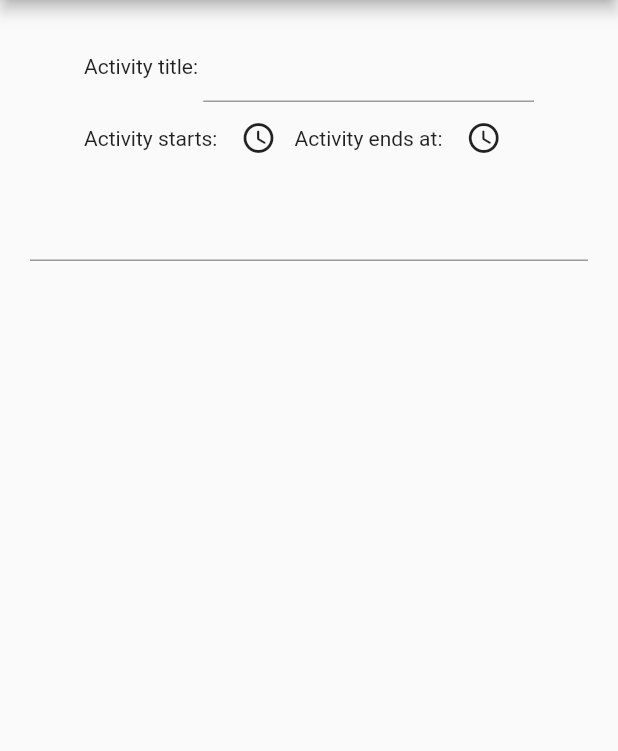
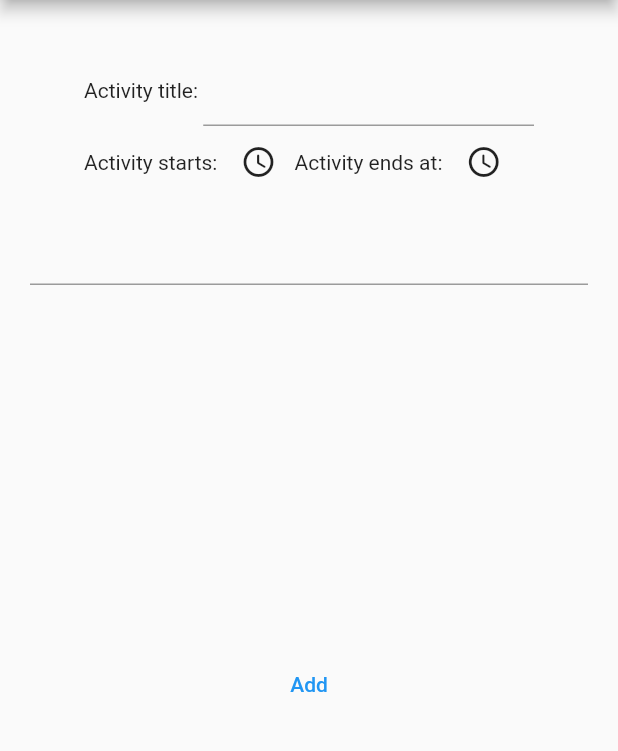
Before and after one commit to MahmoodAhmed-SE/time_planner, a Flutter app: the screen it shows after launch, on a phone screen of 412 x 824 dp, the part 84-835 px from its top. Run offline on Flutter 3.47's test engine with Material 2 defaults, Android fonts, the phone set to English and light mode, and no system bars.

Commit message:
added some basic setting activities logic

```diff
--- /dev/null
+++ b/lib/models/activity.dart
@@ -0,0 +1,15 @@
+import 'package:flutter/material.dart' show TimeOfDay;
+
+class Activity {
+  final String title;
+  final String details;
+  final TimeOfDay startingTime;
+  final TimeOfDay endingTime;
+
+  const Activity({
+    required this.title,
+    this.details = "No details",
+    required this.startingTime,
+    required this.endingTime,
+  });
+}
--- /dev/null
+++ b/lib/view/components/activity_adder/activity_adder.dart
@@ -0,0 +1,55 @@
+import 'package:flutter/material.dart';
+import 'package:time_planner/models/activity.dart';
+
+import 'package:time_planner/view/components/activity_adder/activity_details.dart';
+import 'package:time_planner/view/components/activity_adder/activity_submission.dart';
+import 'package:time_planner/view/components/activity_adder/activity_timeframe.dart';
+import 'package:time_planner/view/components/activity_adder/activity_title.dart';
+
+class ActivityAdder extends StatefulWidget {
+  const ActivityAdder({super.key});
+
+  @override
+  State<ActivityAdder> createState() => _ActivityAdderState();
+}
+
+class _ActivityAdderState extends State<ActivityAdder> {
+  final List<Activity> activities = [];
+
+  String? title;
+  String? details;
+  TimeOfDay? startingTime;
+  TimeOfDay? endingTime;
+
+  Activity? activity;
+
+  void addTitle(String inputTitle) {
+    title = inputTitle;
+  }
+  void addDetails(String inputDetails) {
+    details = inputDetails;
+  }
+  void addTimeframes(TimeOfDay inputStartingTime, TimeOfDay inputEndingTime) {
+    startingTime = inputStartingTime;
+    endingTime = inputEndingTime;
+  }
+
+  void addActivity() {
+    //TODO: validate null-able vars..
+    activity = Activity(title: title!, details: details!, startingTime: startingTime!, endingTime: endingTime!);
+    activities.add(activity!);
+  }
+
+  @override
+  Widget build(BuildContext context) {
+    return Column(
+      children:  [
+        Text("${activities.isNotEmpty ? activities[0].endingTime : ""}"),
+        ActivityTitle(addTitle: addTitle),
+        ActivityTimeFrame(addTimeframes: addTimeframes),
+        ActivityDetails(addDetails: addDetails),
+        ActivitySubmission(addActivity: addActivity, activity: activity,),
+      ],
+    );
+  }
+}
--- /dev/null
+++ b/lib/view/components/activity_adder/activity_details.dart
@@ -0,0 +1,22 @@
+import 'package:flutter/material.dart';
+
+class ActivityDetails extends StatelessWidget {
+  final addDetails;
+  const ActivityDetails({super.key, required this.addDetails});
+
+  @override
+  Widget build(BuildContext context) {
+    final TextEditingController detailsTextController = TextEditingController();
+
+    void addInputDetails() {
+      // TODO: validate input..
+      addDetails(detailsTextController.text);
+    }
+
+    return Container(
+      height: 300,
+      padding: const EdgeInsets.all(10),
+      child: TextField(controller: detailsTextController),
+    );
+  }
+}
--- /dev/null
+++ b/lib/view/components/activity_adder/activity_submission.dart
@@ -0,0 +1,16 @@
+import 'package:flutter/material.dart';
+import 'package:time_planner/models/activity.dart';
+import 'package:time_planner/view/widgets/activity_submission_button.dart';
+
+class ActivitySubmission extends StatelessWidget {
+  final VoidCallback addActivity;
+  final Activity? activity;
+  const ActivitySubmission({super.key, required this.addActivity, this.activity});
+
+  @override
+  Widget build(BuildContext context) {
+    return SizedBox(
+      child: ActivitySubmissionButton(addActivity: addActivity, activity: activity,),
+    );
+  }
+}
--- /dev/null
+++ b/lib/view/components/activity_adder/activity_timeframe.dart
@@ -0,0 +1,51 @@
+import 'package:flutter/material.dart';
+
+class ActivityTimeFrame extends StatefulWidget {
+  final addTimeframes;
+  const ActivityTimeFrame({super.key, required this.addTimeframes});
+
+  @override
+  State<ActivityTimeFrame> createState() => _ActivityTimeFrameState();
+}
+
+class _ActivityTimeFrameState extends State<ActivityTimeFrame> {
+  TimeOfDay? startTimeframe;
+  TimeOfDay? endTimeframe;
+
+
+  @override
+  Widget build(BuildContext context) {
+
+    void inputTimeframes () {
+      // TODO: validate input..
+      widget.addTimeframes(
+        startTimeframe!,
+        endTimeframe!,
+      );
+    }
+
+    return SizedBox(
+      width: 300,
+      child: Row(
+        children: [
+          const Text("Activity starts: "),
+          IconButton(
+              onPressed: () async {
+                Future<TimeOfDay?> startTimeframePicker = showTimePicker(
+                    context: context, initialTime: TimeOfDay.now());
+                startTimeframe = await startTimeframePicker;
+              },
+              icon: const Icon(Icons.access_time_rounded)),
+          const Text("Activity ends at: "),
+          IconButton(
+              onPressed: () async {
+                Future<TimeOfDay?> endTimeframePicker = showTimePicker(
+                    context: context, initialTime: TimeOfDay.now());
+                endTimeframe = await endTimeframePicker;
+              },
+              icon: const Icon(Icons.access_time_rounded)),
+        ],
+      ),
+    );
+  }
+}
--- /dev/null
+++ b/lib/view/components/activity_adder/activity_title.dart
@@ -0,0 +1,30 @@
+import 'package:flutter/material.dart';
+
+class ActivityTitle extends StatelessWidget {
+  final addTitle;
+  const ActivityTitle({super.key, required this.addTitle});
+
+  @override
+  Widget build(BuildContext context) {
+    final TextEditingController titleTextController = TextEditingController();
+
+    void addInputTitle() {
+      // TODO: validate input..
+      addTitle(titleTextController.text);
+    }
+
+    return SizedBox(
+      width: 300,
+      child: Row(
+        children: [
+          const Text("Activity title: "),
+          Expanded(
+            child: TextField(
+              controller: titleTextController,
+            ),
+          ),
+        ],
+      ),
+    );
+  }
+}
--- a/lib/view/screens/homepage_screen.dart
+++ b/lib/view/screens/homepage_screen.dart
@@ -1,12 +1,14 @@
 import 'package:flutter/material.dart';
+import 'package:time_planner/view/components/activity_adder/activity_adder.dart';
+
+
 
 class HomepageScreen extends StatelessWidget {
   const HomepageScreen({Key? key}) : super(key: key);
 
+
   @override
   Widget build(BuildContext context) {
-    final TextEditingController titleTextController = TextEditingController();
-    final TextEditingController detailsTextController = TextEditingController();
 
     return Scaffold(
       appBar: AppBar(title: const Text("Time planner")),
@@ -19,45 +21,7 @@ class HomepageScreen extends StatelessWidget {
           minHeight: 600,
         ),
 
-        child: Column(
-          children: [
-            SizedBox(
-              width: 300,
-              child: Row(
-                children: [
-                  const Text("Activity title: "),
-                  Expanded(
-                    child: TextField(
-                      controller: titleTextController,
-                    ),
-                  ),
-                ],
-              ),
-            ),
-            SizedBox(
-              width: 300,
-              child: Row(
-                children: [
-                  const Text("Activity starts: "),
-                  IconButton(onPressed: () async {
-                    Future<TimeOfDay?> startTimeframePicker =  showTimePicker(context: context, initialTime: TimeOfDay.now());
-                    TimeOfDay? startTimeframe = await startTimeframePicker;
-                  }, icon: const Icon(Icons.access_time_rounded)),
-                  const Text("Activity ends at: "),
-                  IconButton(onPressed: () async {
-                    Future<TimeOfDay?> endTimeframePicker =  showTimePicker(context: context, initialTime: TimeOfDay.now());
-                    TimeOfDay? endTimeframe = await endTimeframePicker;
-                  }, icon: const Icon(Icons.access_time_rounded)),
-                ],
-              ),
-            ),
-            Container(
-              height: 300,
-              padding: const EdgeInsets.all(10),
-              child: TextField(controller: detailsTextController),
-            )
-          ],
-        ),
+        child: const ActivityAdder(),
       ),
     );
   }
--- /dev/null
+++ b/lib/view/widgets/activity_submission_button.dart
@@ -0,0 +1,21 @@
+import 'package:flutter/material.dart';
+import 'package:time_planner/models/activity.dart';
+
+class ActivitySubmissionButton extends StatelessWidget {
+  final addActivity;
+  final Activity? activity;
+  const ActivitySubmissionButton({super.key, required this.addActivity, this.activity});
+
+  @override
+  Widget build(BuildContext context) {
+    return TextButton(
+      onPressed: () {
+        // TODO: validate input..
+        if (activity != null) {
+          addActivity(activity!);
+        }
+      },
+      child: const Text("Add"),
+    );
+  }
+}
--- a/pubspec.yaml
+++ b/pubspec.yaml
@@ -4,7 +4,7 @@ description: An app that helps organize time intelligently.
 publish_to: 'none'
 
 
-version: 0.2.0+1
+version: 0.2.1+1
 
 environment:
   sdk: '>=2.19.5 <3.0.0'
```
